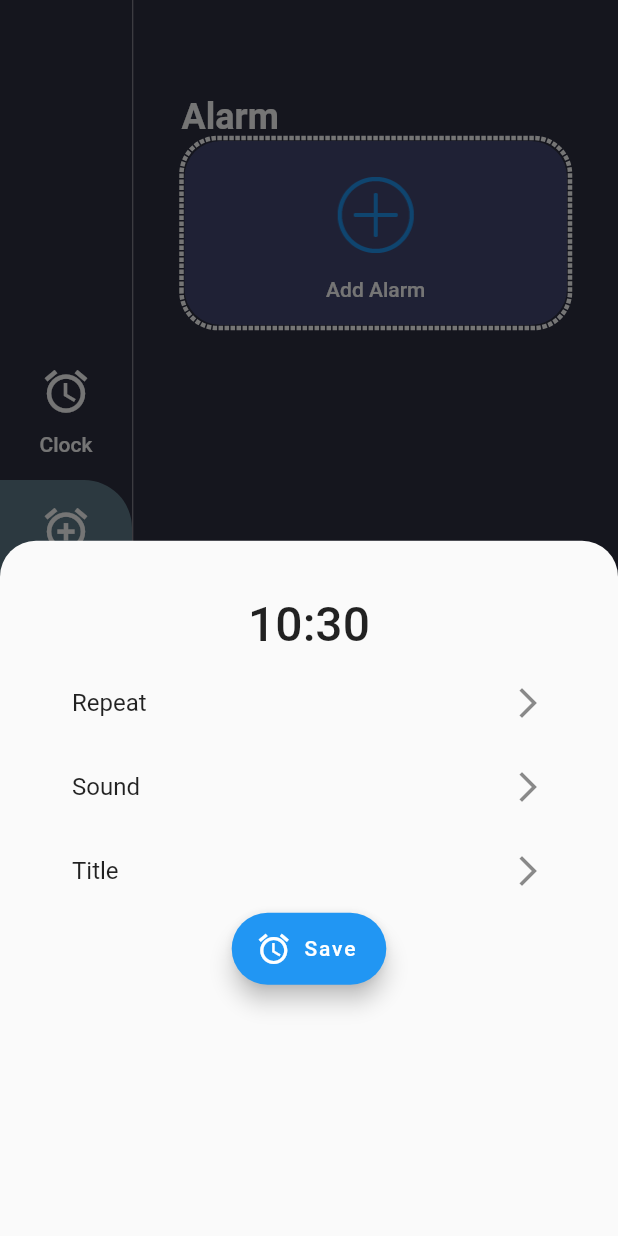
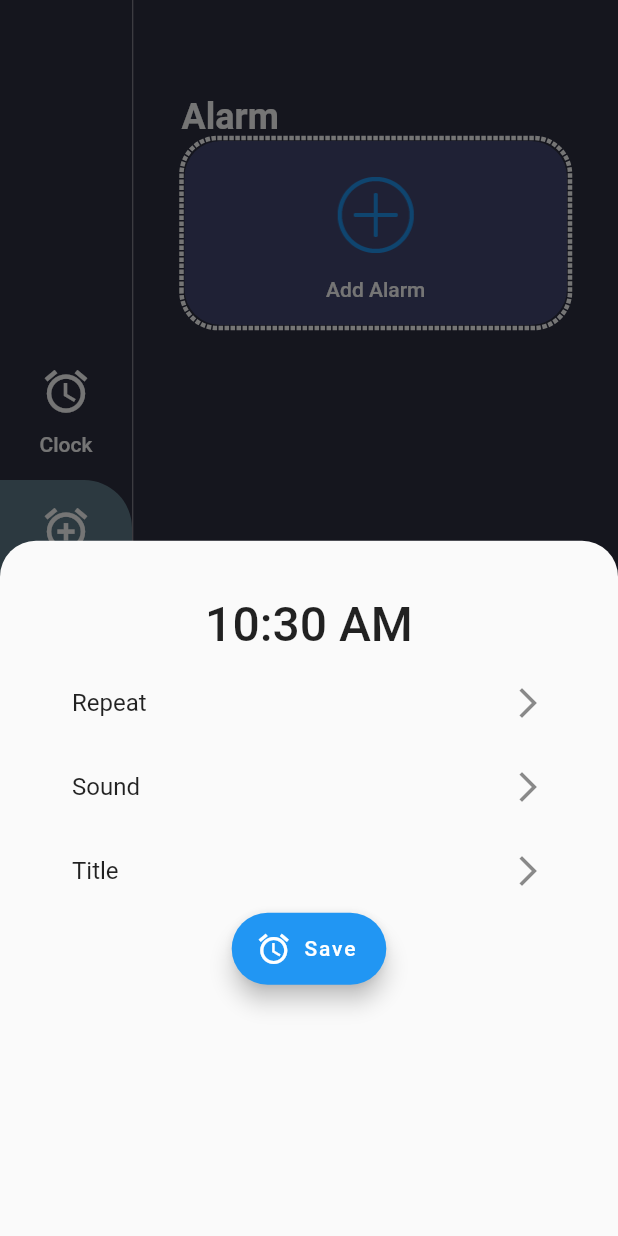
Before and after one commit to ishworpanta10/flutter_clock, a Flutter app: the screen it shows after launch, after a tap on "Alarm", after a tap on "Add Alarm", on a phone screen of 412 x 824 dp. Run offline on Flutter 3.47's test engine with Material 2 defaults, Android fonts, the phone set to English and light mode, and no system bars; drawn by our look-alikes of dotted_border; our stand-ins replace flutter_local_notifications, sqflite; accounts and stored records are empty.

Commit message:
code formated, bug fixed and responsive

```diff
--- a/lib/constants/color.dart
+++ b/lib/constants/color.dart
@@ -26,5 +26,10 @@ class GradientTemplate {
     GradientColors(GradientColors.sea),
     GradientColors(GradientColors.mango),
     GradientColors(GradientColors.fire),
+    GradientColors(GradientColors.sky),
+    GradientColors(GradientColors.sunset),
+    GradientColors(GradientColors.sea),
+    GradientColors(GradientColors.mango),
+    GradientColors(GradientColors.fire),
   ];
 }
--- a/lib/screens/alarmPage.dart
+++ b/lib/screens/alarmPage.dart
@@ -1,7 +1,6 @@
 import 'package:dotted_border/dotted_border.dart';
 import 'package:flutter/material.dart';
 import 'package:flutter_clock/constants/color.dart';
-import 'package:flutter_clock/data/data.dart';
 import 'package:flutter_clock/dbHelper/dbHelper.dart';
 import 'package:flutter_clock/main.dart';
 import 'package:flutter_clock/model/alarm_info.dart';
@@ -15,6 +14,8 @@ class AlarmPage extends StatefulWidget {
 
 class _AlarmPageState extends State<AlarmPage> {
   Future<List<AlarmInfo>> _alarms;
+  List<AlarmInfo> _currentAlarms;
+
   DateTime _alarmTime;
   String _alarmTimeString;
 
@@ -53,11 +54,13 @@ class _AlarmPageState extends State<AlarmPage> {
               future: _alarms,
               builder: (BuildContext context, AsyncSnapshot snapshot) {
                 if (snapshot.hasData) {
+                  _currentAlarms = snapshot.data;
                   return ListView(
                     physics: BouncingScrollPhysics(),
                     children: snapshot.data
                         .map<Widget>((alarm) => _buildAlarmTile(alarm))
                         .followedBy([
+                      if (_currentAlarms.length < 10)
                         DottedBorder(
                           strokeWidth: 3,
                           borderType: BorderType.RRect,
@@ -72,104 +75,7 @@ class _AlarmPageState extends State<AlarmPage> {
                             child: FlatButton(
                               padding: const EdgeInsets.symmetric(
                                   horizontal: 32.0, vertical: 16.0),
-                            onPressed: () {
-                              _alarmTimeString =
-                                  DateFormat('HH:mm').format(DateTime.now());
-                              showModalBottomSheet(
-                                useRootNavigator: true,
-                                context: context,
-                                clipBehavior: Clip.antiAlias,
-                                shape: RoundedRectangleBorder(
-                                  borderRadius: BorderRadius.vertical(
-                                    top: Radius.circular(24),
-                                  ),
-                                ),
-                                builder: (context) {
-                                  return StatefulBuilder(
-                                    builder: (context, setModalState) {
-                                      return Container(
-                                        padding: const EdgeInsets.all(32),
-                                        child: Column(
-                                          children: [
-                                            FlatButton(
-                                              onPressed: () async {
-                                                var selectedTime =
-                                                    await showTimePicker(
-                                                  context: context,
-                                                  initialTime: TimeOfDay.now(),
-                                                );
-                                                if (selectedTime != null) {
-                                                  final now = DateTime.now();
-                                                  var selectedDateTime =
-                                                      DateTime(
-                                                          now.year,
-                                                          now.month,
-                                                          now.day,
-                                                          selectedTime.hour,
-                                                          selectedTime.minute);
-                                                  _alarmTime = selectedDateTime;
-                                                  setModalState(() {
-                                                    _alarmTimeString =
-                                                        selectedTime.toString();
-                                                  });
-                                                }
-                                              },
-                                              child: Text(
-                                                _alarmTimeString,
-                                                style: TextStyle(fontSize: 32),
-                                              ),
-                                            ),
-                                            ListTile(
-                                              title: Text('Repeat'),
-                                              trailing:
-                                                  Icon(Icons.arrow_forward_ios),
-                                            ),
-                                            ListTile(
-                                              title: Text('Sound'),
-                                              trailing:
-                                                  Icon(Icons.arrow_forward_ios),
-                                            ),
-                                            ListTile(
-                                              title: Text('Title'),
-                                              trailing:
-                                                  Icon(Icons.arrow_forward_ios),
-                                            ),
-                                            FloatingActionButton.extended(
-                                              onPressed: () async {
-                                                DateTime scheduleAlarmDateTime;
-                                                if (_alarmTime
-                                                    .isAfter(DateTime.now()))
-                                                  scheduleAlarmDateTime =
-                                                      _alarmTime;
-                                                else
-                                                  scheduleAlarmDateTime =
-                                                      _alarmTime.add(
-                                                          Duration(days: 1));
-
-                                                var alarmInfo = AlarmInfo(
-                                                  alarmDateTime:
-                                                      scheduleAlarmDateTime,
-                                                  // gradientColors: ,
-                                                  alarmTitle: 'alarm',
-                                                );
-                                                print("going to save ");
-                                                databaseHelper
-                                                    .insert(alarmInfo);
-                                                scheduleAlarm(
-                                                    scheduleAlarmDateTime);
-                                              },
-                                              icon: Icon(Icons.alarm),
-                                              label: Text('Save'),
-                                            ),
-                                          ],
-                                        ),
-                                      );
-                                    },
-                                  );
-                                },
-                              );
-                              // scheduleAlarm();
-                            },
+                              onPressed: showBottomSheetforAlarm,
                               child: Column(
                                 children: [
                                   Image.asset(
@@ -189,6 +95,14 @@ class _AlarmPageState extends State<AlarmPage> {
                             ),
                           ),
                         )
+                      else
+                        Center(
+                          child: Text(
+                            "Only  Ten Alarms Allowed",
+                            style:
+                                TextStyle(fontSize: 18.0, color: Colors.white),
+                          ),
+                        ),
                     ]).toList(),
                   );
                 } else {
@@ -204,7 +118,7 @@ class _AlarmPageState extends State<AlarmPage> {
     );
   }
 
-  scheduleAlarm(DateTime scheduleAlarmDateTime) async {
+  scheduleAlarm(DateTime scheduleAlarmDateTime, AlarmInfo alarmInfo) async {
     var androidPlatformChannelSpecifics = AndroidNotificationDetails(
       'alarm notification',
       'alarm notification',
@@ -225,26 +139,27 @@ class _AlarmPageState extends State<AlarmPage> {
     var platformChannelSpecifies = NotificationDetails(
         androidPlatformChannelSpecifics, iosPlatforChannelSpecifics);
 
-    await flutterLocalNotificationsPlugin.schedule(0, 'Office', "Good Morning",
-        scheduleAlarmDateTime, platformChannelSpecifies);
+    await flutterLocalNotificationsPlugin.schedule(0, 'Office',
+        alarmInfo.alarmTitle, scheduleAlarmDateTime, platformChannelSpecifies);
   }
 
   Widget _buildAlarmTile(AlarmInfo alarm) {
     var formatedTime = DateFormat('hh:mm aa').format(alarm.alarmDateTime);
-
+    var gradientColor =
+        GradientTemplate.gradientTemplate[alarm.gradientColorIndex].color;
     return Container(
       margin: const EdgeInsets.only(bottom: 30.0),
       padding: const EdgeInsets.symmetric(horizontal: 16.0, vertical: 8.0),
       decoration: BoxDecoration(
           gradient: LinearGradient(
-            colors: GradientColors.sky,
+            colors: gradientColor ?? GradientColors.fire,
             begin: Alignment.centerLeft,
             end: Alignment.centerRight,
           ),
           borderRadius: BorderRadius.circular(24.0),
           boxShadow: [
             BoxShadow(
-              // color: alarm.gradientColors.last.withOpacity(0.4),
+              color: gradientColor.last.withOpacity(0.4),
               blurRadius: 8.0,
               spreadRadius: 4,
               offset: Offset(4, 4),
@@ -293,15 +208,111 @@ class _AlarmPageState extends State<AlarmPage> {
                     fontWeight: FontWeight.w700,
                     color: Colors.white),
               ),
-              Icon(
-                Icons.keyboard_arrow_down,
+              IconButton(
+                  icon: Icon(
+                    Icons.delete,
                     color: Colors.white,
-                size: 30.0,
-              )
+                    size: 26.0,
+                  ),
+                  onPressed: () {
+                    deleteAlarm(alarm.id);
+                  })
             ],
           ),
         ],
       ),
     );
   }
+
+  void onSaveAlarm() {
+    DateTime scheduleAlarmDateTime;
+    if (_alarmTime.isAfter(DateTime.now()))
+      scheduleAlarmDateTime = _alarmTime;
+    else
+      scheduleAlarmDateTime = _alarmTime.add(Duration(days: 1));
+
+    var alarmInfo = AlarmInfo(
+      alarmDateTime: scheduleAlarmDateTime,
+      gradientColorIndex: _currentAlarms.length,
+      alarmTitle: 'alarm',
+    );
+    print("going to save ");
+    databaseHelper.insert(alarmInfo);
+    scheduleAlarm(scheduleAlarmDateTime, alarmInfo);
+    Navigator.pop(context);
+    getAlarms();
   }
+
+  void showBottomSheetforAlarm() {
+    _alarmTimeString = DateFormat('hh:mm aa').format(DateTime.now());
+    showModalBottomSheet(
+      useRootNavigator: true,
+      context: context,
+      clipBehavior: Clip.antiAlias,
+      shape: RoundedRectangleBorder(
+        borderRadius: BorderRadius.vertical(
+          top: Radius.circular(24),
+        ),
+      ),
+      builder: (context) {
+        return StatefulBuilder(
+          builder: (context, setModalState) {
+            return Container(
+              padding: const EdgeInsets.all(32),
+              child: Column(
+                children: [
+                  FlatButton(
+                    onPressed: () async {
+                      var selectedTime = await showTimePicker(
+                        context: context,
+                        initialTime: TimeOfDay.now(),
+                      );
+                      if (selectedTime != null) {
+                        final now = DateTime.now();
+                        var selectedDateTime = DateTime(now.year, now.month,
+                            now.day, selectedTime.hour, selectedTime.minute);
+                        _alarmTime = selectedDateTime;
+                        setModalState(() {
+                          _alarmTimeString =
+                              DateFormat('hh:mm aa').format(selectedDateTime);
+                        });
+                      }
+                    },
+                    child: Text(
+                      _alarmTimeString,
+                      style: TextStyle(fontSize: 32),
+                    ),
+                  ),
+                  ListTile(
+                    title: Text('Repeat'),
+                    trailing: Icon(Icons.arrow_forward_ios),
+                  ),
+                  ListTile(
+                    title: Text('Sound'),
+                    trailing: Icon(Icons.arrow_forward_ios),
+                  ),
+                  ListTile(
+                    title: Text('Title'),
+                    trailing: Icon(Icons.arrow_forward_ios),
+                  ),
+                  FloatingActionButton.extended(
+                    onPressed: onSaveAlarm,
+                    icon: Icon(Icons.alarm),
+                    label: Text('Save'),
+                  ),
+                ],
+              ),
+            );
+          },
+        );
+      },
+    );
+  }
+
+  void deleteAlarm(int id) async {
+    await databaseHelper.delete(id);
+    getAlarms();
+    //logic for unsubscribing alarm
+    // use local notification plugin and use id there
+  }
+}
--- a/lib/screens/clockPage.dart
+++ b/lib/screens/clockPage.dart
@@ -1,3 +1,5 @@
+import 'dart:async';
+
 import 'package:flutter/material.dart';
 import 'package:flutter_clock/screens/clockView.dart';
 import 'package:intl/intl.dart';
@@ -7,7 +9,6 @@ class ClockPage extends StatelessWidget {
   Widget build(BuildContext context) {
     var now = DateTime.now();
     var formatedDate = DateFormat('EEE, d MMM y').format(now);
-    var formatedTime = DateFormat('hh:mm').format(now);
     var timeZoneOffset = now.timeZoneOffset.toString().split('.').first;
     var offsetSign = '';
     if (!timeZoneOffset.startsWith('-')) offsetSign = '+';
@@ -33,12 +34,9 @@ class ClockPage extends StatelessWidget {
             child: Column(
               crossAxisAlignment: CrossAxisAlignment.start,
               children: [
-                Text(
-                  formatedTime,
-                  style: TextStyle(
-                      // fontWeight: FontWeight.w500,
-                      fontSize: 64.0,
-                      color: Colors.red),
+                DigitalClockWidget(),
+                SizedBox(
+                  height: 10.0,
                 ),
                 Text(
                   formatedDate,
@@ -102,3 +100,40 @@ class ClockPage extends StatelessWidget {
     );
   }
 }
+
+class DigitalClockWidget extends StatefulWidget {
+  @override
+  _DigitalClockWidgetState createState() => _DigitalClockWidgetState();
+}
+
+class _DigitalClockWidgetState extends State<DigitalClockWidget> {
+  var formatedTime = DateFormat('hh:mm aa').format(DateTime.now());
+
+  void initState() {
+    Timer.periodic(Duration(seconds: 1), (timer) {
+      var previousMinute = DateTime.now().add(Duration(seconds: -1)).minute;
+      var currentMinute = DateTime.now().minute;
+      print(previousMinute.toString());
+      print(currentMinute.toString());
+
+      if (previousMinute != currentMinute)
+        setState(() {
+          formatedTime = DateFormat('hh:mm aa').format(DateTime.now());
+        });
+    });
+    super.initState();
+  }
+
+  @override
+  Widget build(BuildContext context) {
+    return Container(
+      child: Text(
+        formatedTime,
+        style: TextStyle(
+            // fontWeight: FontWeight.w500,
+            fontSize: 54.0,
+            color: Colors.white),
+      ),
+    );
+  }
+}
--- a/lib/screens/clockView.dart
+++ b/lib/screens/clockView.dart
@@ -1,3 +1,5 @@
+import 'dart:async';
+
 import 'package:flutter/material.dart';
 import 'dart:math';
 
@@ -11,12 +13,12 @@ class ClockView extends StatefulWidget {
 
 class _ClockViewState extends State<ClockView> {
   @override
-  // void initState() {
-  //   Timer.periodic(Duration(seconds: 1), (timer) {
-  //     setState(() {});
-  //   });
-  //   super.initState();
-  // }
+  void initState() {
+    Timer.periodic(Duration(seconds: 1), (timer) {
+      setState(() {});
+    });
+    super.initState();
+  }
 
   @override
   Widget build(BuildContext context) {
@@ -102,8 +104,8 @@ class ClockPainter extends CustomPainter {
     canvas.drawLine(center, Offset(minHandX, minHandY), hourHandBrush);
 
     // for sec
-    var secHandX = centerX + radius * 0.6  * cos(dateTime.second * 6 * pi / 180);
-    var secHandY = centerX + radius * 0.6  * sin(dateTime.second * 6 * pi / 180);
+    var secHandX = centerX + radius * 0.6 * cos(dateTime.second * 6 * pi / 180);
+    var secHandY = centerX + radius * 0.6 * sin(dateTime.second * 6 * pi / 180);
     canvas.drawLine(center, Offset(secHandX, secHandY), secHandBrush);
 
     canvas.drawCircle(center, radius * 0.12, centerBrush);
```
Also changed, not shown: 4 other files. Lines whose indentation alone changed are shown as unchanged.
